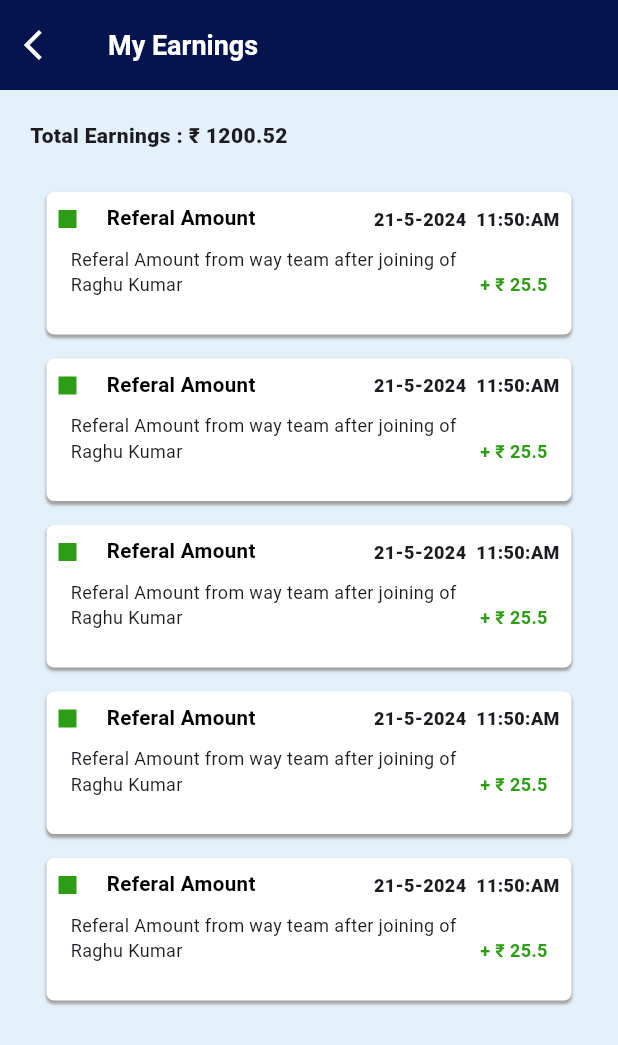
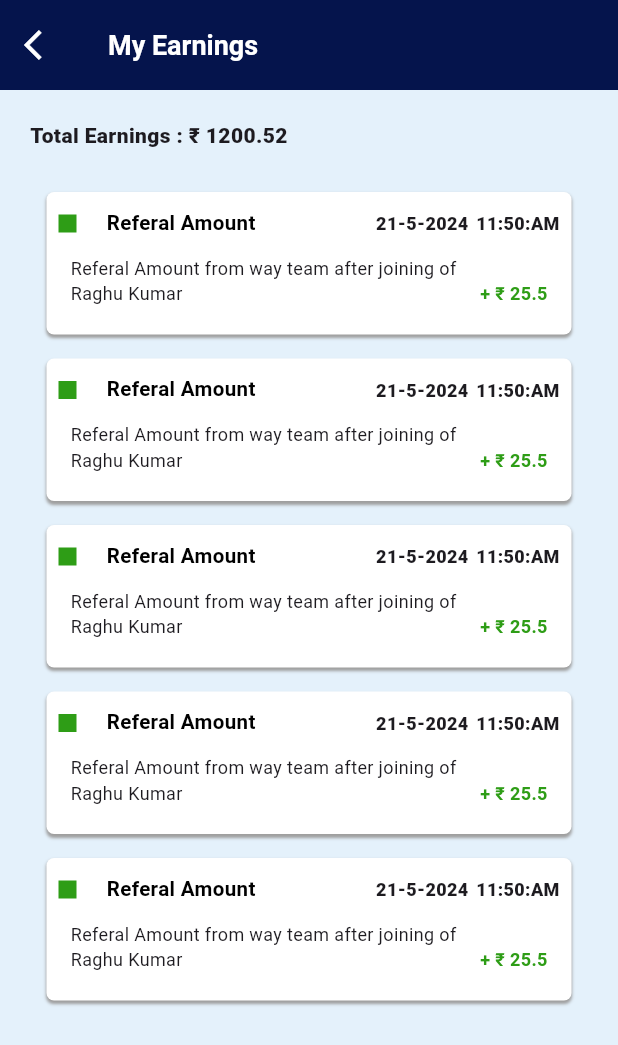
Before and after one commit to AthiraaAthi/project_way, a Flutter app: the EarningsScreen screen opened directly, on a phone screen of 412 x 824 dp. Shown: the top 1045 px of the screen. Run offline on Flutter 3.47's test engine with Material 3 defaults, Android fonts, the phone set to English and light mode, and no system bars; our stand-ins replace carousel_slider, fl_chart, flutter_toggle_tab, pinput, table_calendar, video_player.

Commit message:
almost completed responsive rewards screen

```diff
--- a/lib/view/earnings_screen/earnings_screen.dart
+++ b/lib/view/earnings_screen/earnings_screen.dart
@@ -49,14 +49,17 @@ class EarningsScreen extends StatelessWidget {
               children: [
                 Text(
                   "Total Earnings : ₹ 1200.52",
-                  style: TextStyle(fontWeight: FontWeight.w800, fontSize: 14),
+                  style: MediaQuery.of(context).size.width < 600
+                      ? TextStyle(fontWeight: FontWeight.w800, fontSize: 14)
+                      : TextStyle(fontWeight: FontWeight.w800, fontSize: 30),
                 ),
                 SizedBox(
-                  height: 20,
+                  height: MediaQuery.of(context).size.width < 600 ? 20 : 50,
                 ),
                 EarningsWidget(
+                  date: "21-5-2024",
                   title: "Referal Amount",
-                  dateTime: "21-5-2024  11:50:AM",
+                  Time: "11:50:AM",
                   subtitle:
                       "Referal Amount from way team after joining of Raghu Kumar",
                   amount: "+ ₹ 25.5",
@@ -64,8 +67,9 @@ class EarningsScreen extends StatelessWidget {
                   amountColor: ColorConstant.defGreen,
                 ),
                 EarningsWidget(
+                  date: "21-5-2024",
                   title: "Referal Amount",
-                  dateTime: "21-5-2024  11:50:AM",
+                  Time: "11:50:AM",
                   subtitle:
                       "Referal Amount from way team after joining of Raghu Kumar",
                   amount: "+ ₹ 25.5",
@@ -73,8 +77,9 @@ class EarningsScreen extends StatelessWidget {
                   amountColor: ColorConstant.defGreen,
                 ),
                 EarningsWidget(
+                  date: "21-5-2024",
                   title: "Referal Amount",
-                  dateTime: "21-5-2024  11:50:AM",
+                  Time: "11:50:AM",
                   subtitle:
                       "Referal Amount from way team after joining of Raghu Kumar",
                   amount: "+ ₹ 25.5",
@@ -82,8 +87,9 @@ class EarningsScreen extends StatelessWidget {
                   amountColor: ColorConstant.defGreen,
                 ),
                 EarningsWidget(
+                  date: "21-5-2024",
                   title: "Referal Amount",
-                  dateTime: "21-5-2024  11:50:AM",
+                  Time: "11:50:AM",
                   subtitle:
                       "Referal Amount from way team after joining of Raghu Kumar",
                   amount: "+ ₹ 25.5",
@@ -91,8 +97,9 @@ class EarningsScreen extends StatelessWidget {
                   amountColor: ColorConstant.defGreen,
                 ),
                 EarningsWidget(
+                  date: "21-5-2024",
                   title: "Referal Amount",
-                  dateTime: "21-5-2024  11:50:AM",
+                  Time: "11:50:AM",
                   subtitle:
                       "Referal Amount from way team after joining of Raghu Kumar",
                   amount: "+ ₹ 25.5",
--- a/lib/view/earnings_screen/earnings_widget.dart
+++ b/lib/view/earnings_screen/earnings_widget.dart
@@ -1,18 +1,19 @@
 import 'package:flutter/material.dart';
-import 'package:flutter/widgets.dart';
 import 'package:project_way/utils/color_constant/color_constant.dart';
 
 class EarningsWidget extends StatelessWidget {
   const EarningsWidget(
       {super.key,
       required this.title,
-      required this.dateTime,
+      required this.date,
       required this.subtitle,
       required this.amount,
       required this.color,
-      required this.amountColor});
+      required this.amountColor,
+      required this.Time});
   final String title;
-  final String dateTime;
+  final String date;
+  final String Time;
   final String subtitle;
   final String amount;
   final Color color;
@@ -39,6 +40,7 @@ class EarningsWidget extends StatelessWidget {
           child: Padding(
             padding: const EdgeInsets.all(8.0),
             child: Column(
+              mainAxisAlignment: MainAxisAlignment.spaceEvenly,
               children: [
                 Row(
                   mainAxisAlignment: MainAxisAlignment.spaceBetween,
@@ -69,12 +71,29 @@ class EarningsWidget extends StatelessWidget {
                         ),
                       ],
                     ),
-                    Text(
-                      dateTime,
-                      style: MediaQuery.of(context).size.width < 600
-                          ? TextStyle(fontSize: 12, fontWeight: FontWeight.w800)
-                          : TextStyle(
-                              fontSize: 20, fontWeight: FontWeight.w700),
+                    Row(
+                      children: [
+                        Text(
+                          date,
+                          style: MediaQuery.of(context).size.width < 600
+                              ? TextStyle(
+                                  fontSize: 12, fontWeight: FontWeight.w800)
+                              : TextStyle(
+                                  fontSize: 20, fontWeight: FontWeight.w700),
+                        ),
+                        SizedBox(
+                          width:
+                              MediaQuery.of(context).size.width < 600 ? 5 : 15,
+                        ),
+                        Text(
+                          Time,
+                          style: MediaQuery.of(context).size.width < 600
+                              ? TextStyle(
+                                  fontSize: 12, fontWeight: FontWeight.w800)
+                              : TextStyle(
+                                  fontSize: 20, fontWeight: FontWeight.w700),
+                        ),
+                      ],
                     )
                   ],
                 ),
@@ -102,7 +121,7 @@ class EarningsWidget extends StatelessWidget {
                               )
                             : TextStyle(
                                 color: amountColor,
-                                fontSize: 12,
+                                fontSize: 22,
                                 fontWeight: FontWeight.bold,
                               ),
                       ),
```
